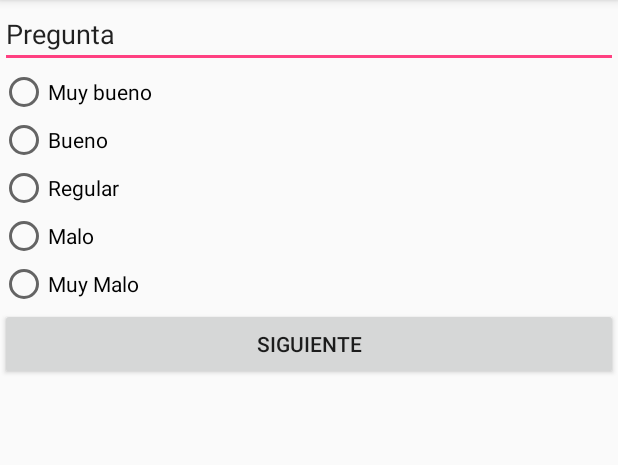
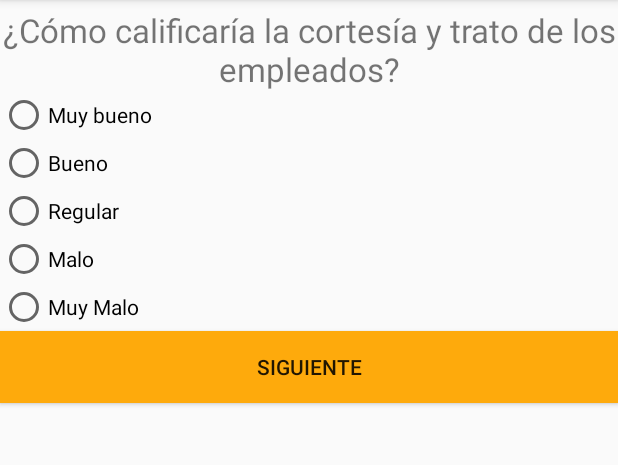
Before and after one commit to carlos-ochoa/Pal-Restaurant, an Android app: the activity_responder_encuesta screen opened directly, with no data from a screen before it, on a phone screen of 412 x 824 dp, the part 84-549 px from its top. Run offline under Robolectric (Android 15) with nearby library versions, the phone set to English and light mode, and no system bars.

Commit message:
Agregue pantalla de encuesta

```diff
--- a/app/src/main/java/palrestaurant/emm/pal_restaurant/activity_responder_encuesta.java
+++ b/app/src/main/java/palrestaurant/emm/pal_restaurant/activity_responder_encuesta.java
@@ -1,17 +1,74 @@
 package palrestaurant.emm.pal_restaurant;
 
+import android.content.Intent;
+import android.provider.Settings;
 import android.support.v7.app.AppCompatActivity;
 import android.os.Bundle;
+import android.view.View;
 import android.widget.Button;
+import android.widget.RadioButton;
+import android.widget.TextView;
 
 public class activity_responder_encuesta extends AppCompatActivity {
 
-    Button b1;
+    Button siguiente;
+    RadioButton r1,r2,r3,r4,r5;
+    TextView pregunta;
+    int i=0, resp=0;
+    String [ ] preguntas= { "La rapidez con la que le fue otorgado el servicio",
+                            "¿Cómo calificaría la limpieza del restaurante?",
+                            "La calidad del servicio recibido ha sido",
+                            "La relación precio / calidad del servicio es",
+                            "El tiempo de espera para ser atendido fue",
+                            "¿Con qué nivel de eficacia lo atendieron?",
+                            "¿Cumplieron con lo que solicitó?",
+                            "¿Cuáles son las probabilidades de que recomiende el restaurante?"};
+    int respuestas []= new int[8];
+
+
     @Override
     protected void onCreate(Bundle savedInstanceState) {
         super.onCreate(savedInstanceState);
         setContentView(R.layout.activity_responder_encuesta);
-        b1 = findViewById(R.id.btnSiguiente);
+        siguiente = findViewById(R.id.btnSiguiente);
+        pregunta = findViewById(R.id.text);
+        r1=findViewById(R.id.radioButton1);
+        r2=findViewById(R.id.radioButton2);
+        r3=findViewById(R.id.radioButton3);
+        r4=findViewById(R.id.radioButton4);
+        r5=findViewById(R.id.radioButton5);
+
+        siguiente.setOnClickListener(new View.OnClickListener() {
+            @Override
+            public void onClick(View view) {
+                i++;
+                if(i!=7)
+                {
+                    if (r1.isChecked())
+                        respuestas[i]=5;
+                    if (r2.isChecked())
+                        respuestas[i]=4;
+                    if (r3.isChecked())
+                        respuestas[i]=3;
+                    if (r4.isChecked())
+                        respuestas[i]=2;
+                    if (r2.isChecked())
+                        respuestas[i]=1;
+                    pregunta.setText(preguntas[i]);
+
+                }
+                if(i==7)
+                {
+                    siguiente.setText("Finzalizar encuesta");
+
+                }
+
+
+            }
+        });
+
+
     }
 
+
 }
--- a/app/src/main/res/layout/activity_responder_encuesta.xml
+++ b/app/src/main/res/layout/activity_responder_encuesta.xml
@@ -7,13 +7,14 @@
     android:orientation="vertical"
     tools:context=".activity_responder_encuesta">
 
-        <EditText
-            android:id="@+id/editText"
-            android:layout_width="match_parent"
-            android:layout_height="wrap_content"
-            android:ems="10"
-            android:inputType="textPersonName"
-            android:text="Pregunta" />
+    <TextView
+        android:id="@+id/text"
+        android:layout_width="match_parent"
+        android:layout_height="wrap_content"
+        android:layout_marginTop="5dp"
+        android:gravity="center"
+        android:text="¿Cómo calificaría la cortesía y trato de los empleados?"
+        android:textSize="22sp" />
 
         <RadioGroup
         android:id="@+id/radio"
@@ -25,7 +26,7 @@
                 android:layout_width="wrap_content"
                 android:layout_height="wrap_content"
                 android:text="Muy bueno"
-                android:id="@+id/radioButton"
+                android:id="@+id/radioButton1"
                 android:layout_alignParentTop="true"
                 android:layout_centerHorizontal="true"
                 android:checked="false"
@@ -71,10 +72,13 @@
                 android:checked="false"
                 />
         </RadioGroup>
+
     <Button
         android:id="@+id/btnSiguiente"
+        style="@style/Widget.AppCompat.Button.Small"
         android:layout_width="match_parent"
         android:layout_height="wrap_content"
+        android:background="?android:attr/colorPressedHighlight"
         android:text="Siguiente" />
 
 </LinearLayout>
```
